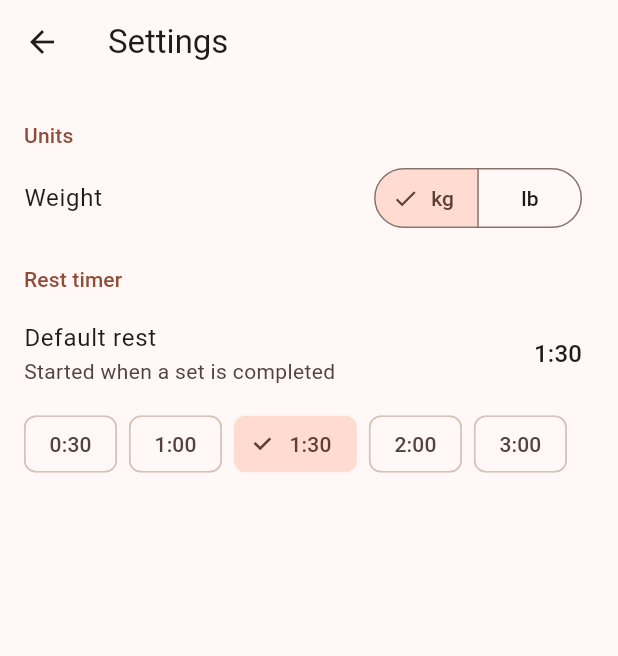
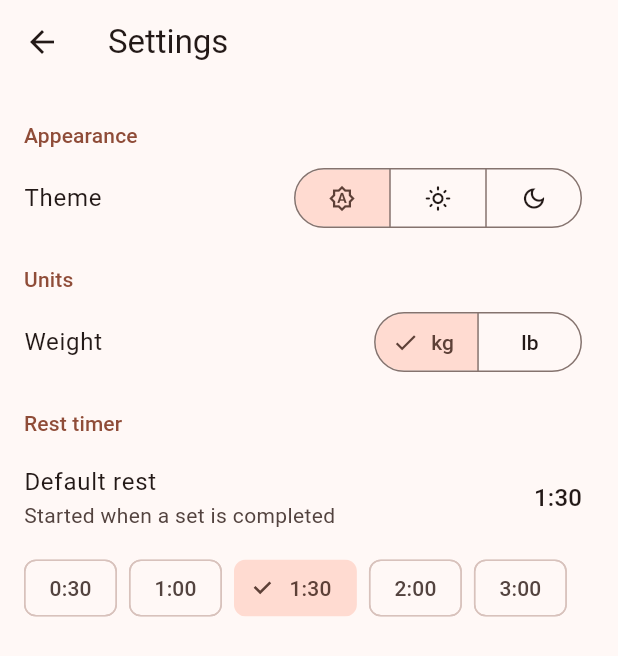
Before and after one commit to lordyhas/endelea, a Flutter app: the screen it shows after launch, after a tap on the "settings" icon, on a phone screen of 412 x 824 dp. Shown: the top 656 px of the screen. Run offline on Flutter 3.47's test engine with Material 3 defaults, Android fonts, the phone set to English and light mode, and no system bars.

Commit message:
feat: choose light, dark or system theme in settings

```diff
--- a/lib/data/settings_store.dart
+++ b/lib/data/settings_store.dart
@@ -1,4 +1,4 @@
-import 'package:flutter/foundation.dart';
+import 'package:flutter/material.dart' show ChangeNotifier, ThemeMode;
 
 import '../models/settings.dart';
 
@@ -15,6 +15,11 @@ class SettingsStore extends ChangeNotifier {
     notifyListeners();
   }
 
+  set themeMode(ThemeMode mode) {
+    _settings = _settings.copyWith(themeMode: mode);
+    notifyListeners();
+  }
+
   set restDuration(Duration duration) {
     _settings = _settings.copyWith(restDuration: duration);
     notifyListeners();
--- a/lib/main.dart
+++ b/lib/main.dart
@@ -48,12 +48,16 @@ class MyApp extends StatelessWidget {
           templates: templates,
           child: StoreScope(
             store: store,
-            child: MaterialApp(
-              title: 'Endelea',
-              debugShowCheckedModeBanner: false,
-              theme: AppTheme.light(),
-              darkTheme: AppTheme.dark(),
-              home: const HomeShell(),
+            child: ListenableBuilder(
+              listenable: settings,
+              builder: (context, _) => MaterialApp(
+                title: 'Endelea',
+                debugShowCheckedModeBanner: false,
+                theme: AppTheme.light(),
+                darkTheme: AppTheme.dark(),
+                themeMode: settings.settings.themeMode,
+                home: const HomeShell(),
+              ),
             ),
           ),
         ),
--- a/lib/models/settings.dart
+++ b/lib/models/settings.dart
@@ -1,3 +1,5 @@
+import 'package:flutter/material.dart' show ThemeMode;
+
 enum WeightUnit {
   kg('kg', 1),
   lb('lb', 2.20462);
@@ -20,14 +22,20 @@ class AppSettings {
   const AppSettings({
     this.weightUnit = WeightUnit.kg,
     this.restDuration = const Duration(seconds: 90),
+    this.themeMode = ThemeMode.system,
   });
 
   final WeightUnit weightUnit;
   final Duration restDuration;
+  final ThemeMode themeMode;
 
-  AppSettings copyWith({WeightUnit? weightUnit, Duration? restDuration}) =>
-      AppSettings(
-        weightUnit: weightUnit ?? this.weightUnit,
-        restDuration: restDuration ?? this.restDuration,
-      );
+  AppSettings copyWith({
+    WeightUnit? weightUnit,
+    Duration? restDuration,
+    ThemeMode? themeMode,
+  }) => AppSettings(
+    weightUnit: weightUnit ?? this.weightUnit,
+    restDuration: restDuration ?? this.restDuration,
+    themeMode: themeMode ?? this.themeMode,
+  );
 }
--- a/lib/screens/settings_screen.dart
+++ b/lib/screens/settings_screen.dart
@@ -19,6 +19,33 @@ class SettingsScreen extends StatelessWidget {
       body: ListView(
         padding: const EdgeInsets.symmetric(vertical: 8),
         children: [
+          const _SectionTitle('Appearance'),
+          ListTile(
+            title: const Text('Theme'),
+            trailing: SegmentedButton<ThemeMode>(
+              showSelectedIcon: false,
+              segments: const [
+                ButtonSegment(
+                  value: ThemeMode.system,
+                  icon: Icon(Icons.brightness_auto_outlined),
+                  tooltip: 'System',
+                ),
+                ButtonSegment(
+                  value: ThemeMode.light,
+                  icon: Icon(Icons.light_mode_outlined),
+                  tooltip: 'Light',
+                ),
+                ButtonSegment(
+                  value: ThemeMode.dark,
+                  icon: Icon(Icons.dark_mode_outlined),
+                  tooltip: 'Dark',
+                ),
+              ],
+              selected: {settings.themeMode},
+              onSelectionChanged: (selection) =>
+                  store.themeMode = selection.first,
+            ),
+          ),
           const _SectionTitle('Units'),
           ListTile(
             title: const Text('Weight'),
```
